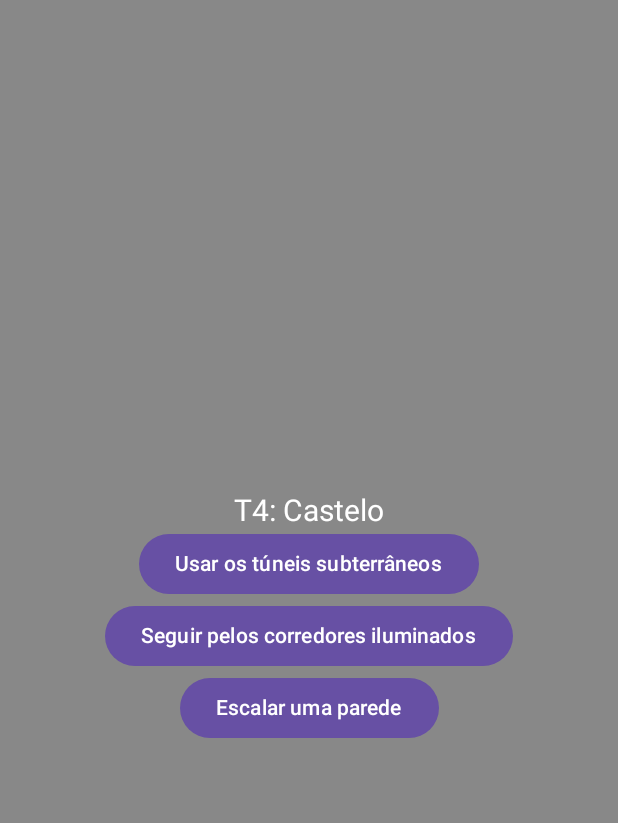
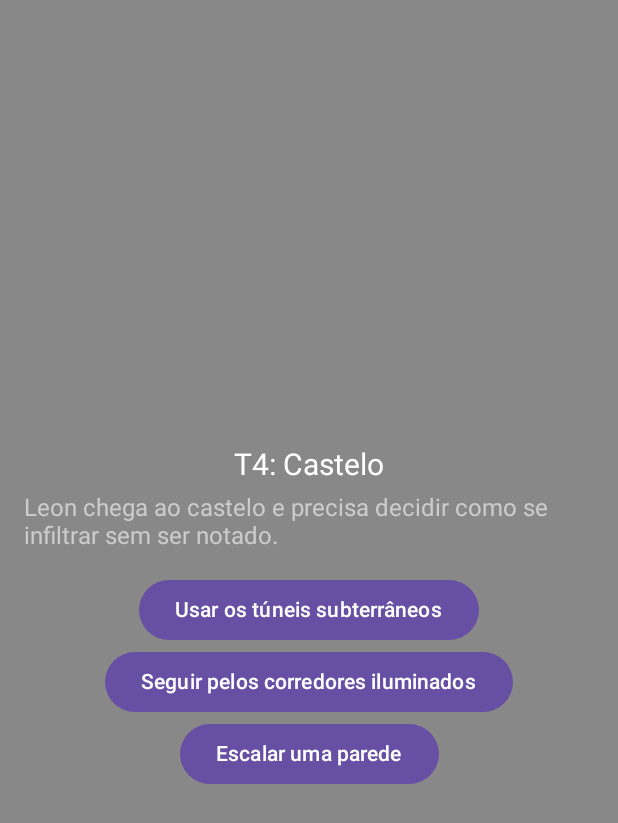
Before and after one commit to JogadorZero/Desenvolvimento_Mobile, an Android app built with Jetpack Compose: the tela4 screen opened through its navigation route, on a phone screen of 412 x 824 dp. Shown: the top 823 px of the screen. Run offline under Robolectric (Android 15) with nearby library versions, the phone set to English and light mode, and no system bars.

Commit message:
Add historia

```diff
--- a/CacaAoTesouro/app/src/main/java/com/playerzero/cacaaotesouro/MainActivity.kt
+++ b/CacaAoTesouro/app/src/main/java/com/playerzero/cacaaotesouro/MainActivity.kt
@@ -6,7 +6,9 @@ import androidx.activity.compose.setContent
 import androidx.compose.foundation.background
 import androidx.compose.foundation.layout.Arrangement
 import androidx.compose.foundation.layout.Column
+import androidx.compose.foundation.layout.Spacer
 import androidx.compose.foundation.layout.fillMaxSize
+import androidx.compose.foundation.layout.height
 import androidx.compose.foundation.layout.padding
 import androidx.compose.material3.Button
 import androidx.compose.material3.Text
@@ -39,6 +41,7 @@ class MainActivity : ComponentActivity() {
                 composable("tela1") {
                     TelaJogo(
                         nomeTela = "T1: Vila",
+                        historia = "Leon chega à vila e vê vários Ganados armados. Ele precisa decidir como agir.",
                         botoes = listOf(
                             "Entrar furtivamente pela lateral" to true,
                             "Atirar nos inimigos de frente" to false,
@@ -53,6 +56,7 @@ class MainActivity : ComponentActivity() {
                 composable("tela2") {
                     TelaJogo(
                         nomeTela = "T2: Casa Misteriosa",
+                        historia = "Leon encontra uma casa suspeita. Sons estranhos ecoam de dentro. O que fazer?",
                         botoes = listOf(
                             "Investigar os sons antes de entrar" to true,
                             "Abrir a porta sem verificar" to false,
@@ -67,6 +71,7 @@ class MainActivity : ComponentActivity() {
                 composable("tela3") {
                     TelaJogo(
                         nomeTela = "T3: Travessia",
+                        historia = "Um caminho perigoso se apresenta. Ele precisa escolher a melhor rota.",
                         botoes = listOf(
                             "Seguir pelas cavernas" to true,
                             "Passar pela ponte principal" to false,
@@ -81,6 +86,7 @@ class MainActivity : ComponentActivity() {
                 composable("tela4") {
                     TelaJogo(
                         nomeTela = "T4: Castelo",
+                        historia = "Leon chega ao castelo e precisa decidir como se infiltrar sem ser notado.",
                         botoes = listOf(
                             "Usar os túneis subterrâneos" to true,
                             "Seguir pelos corredores iluminados" to false,
@@ -95,6 +101,7 @@ class MainActivity : ComponentActivity() {
                 composable("tela5") {
                     TelaJogo(
                         nomeTela = "T5: Encontro Final",
+                        historia = "Finalmente, Leon encontra o esconderijo de Ashley. Mas algo está errado...",
                         botoes = listOf(
                             "Esperar e observar antes de agir" to true,
                             "Avançar sem cautela" to false,
@@ -138,6 +145,7 @@ fun TelaHome(onStartClick: () -> Unit) {
 @Composable
 fun TelaJogo(
     nomeTela: String,
+    historia: String,
     botoes: List<Pair<String, Boolean>>,
     navController: androidx.navigation.NavController,
     score: Int,
@@ -153,6 +161,10 @@ fun TelaJogo(
         horizontalAlignment = Alignment.CenterHorizontally
     ) {
         Text(text = nomeTela, fontSize = 20.sp, color = Color.White)
+        Spacer(modifier = Modifier.height(8.dp))
+        Text(text = historia, fontSize = 16.sp, color = Color.LightGray)
+
+        Spacer(modifier = Modifier.height(16.dp))
 
         botoes.forEach { (texto, isCerto) ->
             Button(
```
